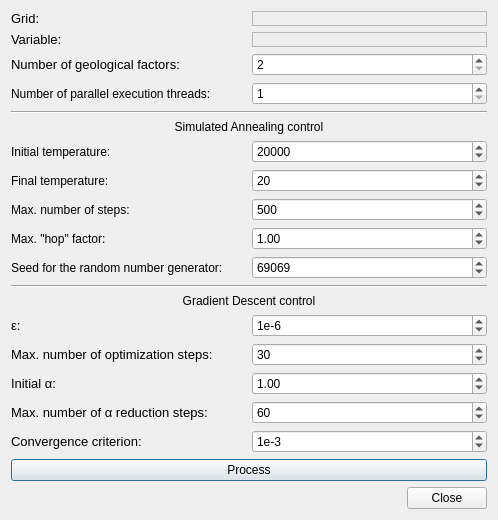
Old version of the form imagejockey/vardecomp/variographicdecompositiondialog.ui in the repository PauloCarvalhoRJ/gammaray.
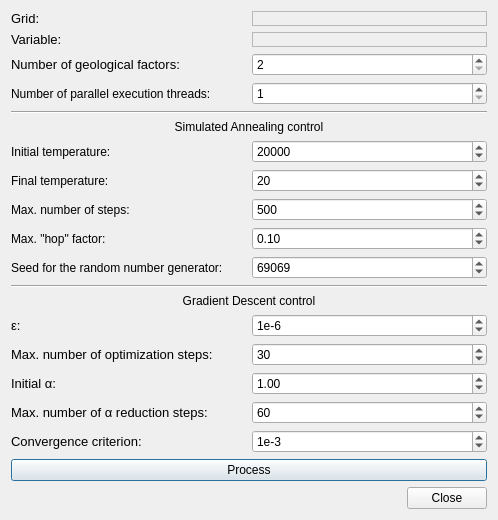
New version of the form.

Commit message: Variographic Decomposition: studies.

```diff
--- a/imagejockey/vardecomp/variographicdecompositiondialog.ui
+++ b/imagejockey/vardecomp/variographicdecompositiondialog.ui
@@ -268,7 +268,7 @@
         <double>0.100000000000000</double>
        </property>
        <property name="value">
-        <double>1.000000000000000</double>
+        <double>0.100000000000000</double>
        </property>
       </widget>
      </item>
```
The commit also changes 1 other file.
